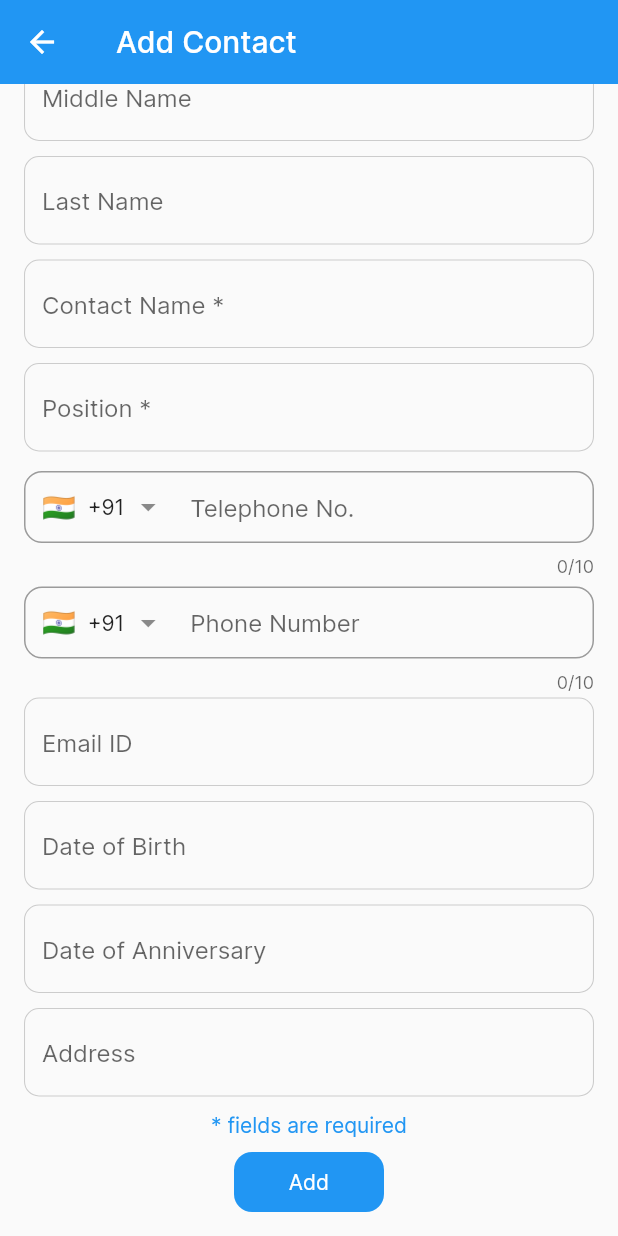
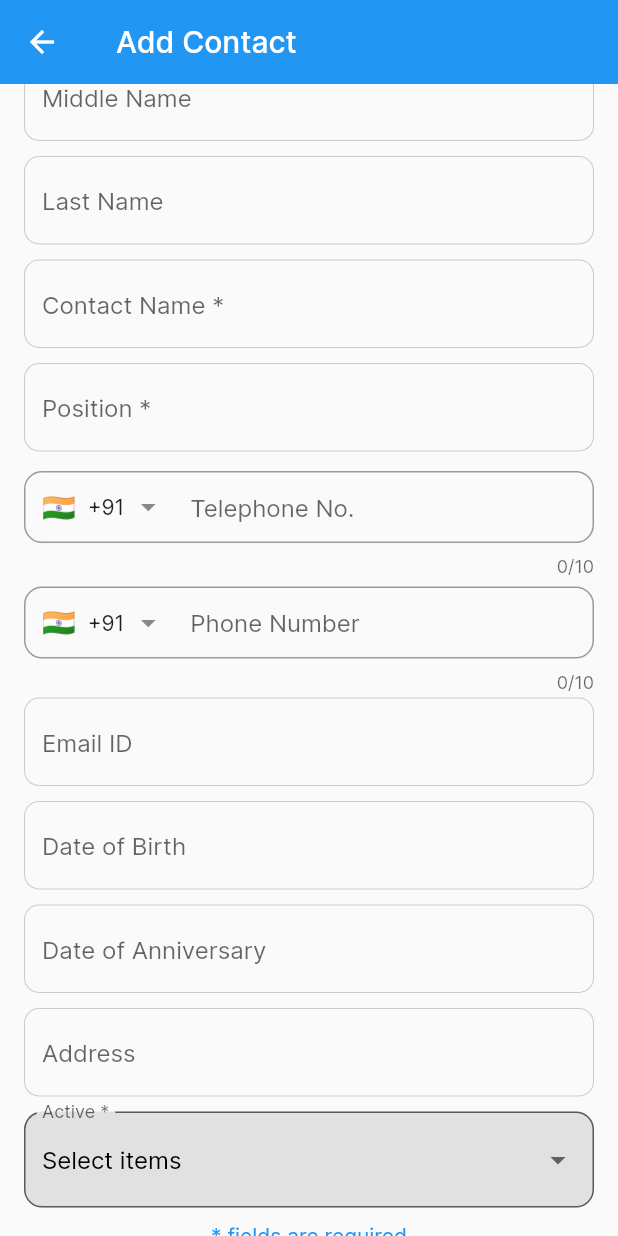
Before and after one commit to AyushSingh2000/approval_app_updated1, a Flutter app: the CustomerPage_2_1 screen opened directly, scrolled down 185 dp, on a phone screen of 412 x 824 dp. Run offline on Flutter 3.47's test engine with Material 2 defaults, Android fonts, the phone set to English and light mode, and no system bars; drawn by our look-alikes of intl_phone_field; our stand-ins replace dartz, freezed_annotation, get, quickalert; missing offline and left inert: country_state_picker, dropdown_plus; network calls fail.

Commit message:
some changes

```diff
--- a/lib/feature/Nav.dart
+++ b/lib/feature/Nav.dart
@@ -117,7 +117,7 @@ class _NavScreenState extends State<NavScreen> {
                       case 2:
                         return Customer_add();
                       case 3:
-                        return const SupplierPage();
+                        return const Supplier_Add();
                       default:
                         return const Center(child: Text("Work in Progress"));
                     }
--- a/lib/feature/customer/controller/customer_controller.dart
+++ b/lib/feature/customer/controller/customer_controller.dart
@@ -234,6 +234,8 @@ class CustomerController extends GetxController {
         ContactEmployees: contactemployee,
       );
 
+      print(contactemployee..toJson());
+
       // BP_PostModel_test bp_postModel = BP_PostModel_test(
       //   Series: "75",
       //   CardName: "ABC CHEMICAL EXPORTS PVT LTD",
--- a/lib/feature/customer/presentation/pages/customer_add_con.dart
+++ b/lib/feature/customer/presentation/pages/customer_add_con.dart
@@ -45,7 +45,7 @@ class _CustomerPage_2_1State extends State<CustomerPage_2_1> {
         E_Mail: con_Email_Id.value,
         DateOfBirth: con_Date_of_Birth.value,
         Active: con_Active.value);
-
+    print(newcontact);
     cust_Ctrl.contactemployee.add(newcontact);
   }
   // void addcontact() {
@@ -67,7 +67,7 @@ class _CustomerPage_2_1State extends State<CustomerPage_2_1> {
   //   cust_Ctrl.contactemployee.add(newcontact);
   // }
 
-  List<String> list3 = ['yes', 'no'];
+  List<String> list3 = ['tYES', 'tNO'];
   @override
   Widget build(BuildContext context) {
     return Scaffold(
@@ -204,31 +204,31 @@ class _CustomerPage_2_1State extends State<CustomerPage_2_1> {
               const SizedBox(
                 height: 10,
               ),
-              // DropdownButtonFormField<String>(
-              //   hint: Text(
-              //     'Select items',
-              //     style: TextStyle(color: Colors.black),
-              //   ),
-              //   decoration: InputDecoration(
-              //     filled: true, //<-- SEE HERE
-              //     fillColor: const Color.fromARGB(255, 225, 225, 225),
-              //     labelText: 'Active *',
-              //     border: OutlineInputBorder(
-              //         borderRadius: BorderRadius.circular(12)),
-              //   ),
-              //   onChanged: (newValue) {
-              //     con_Active.value = newValue!;
-              //   },
-              //   items: list3.map((String value) {
-              //     return DropdownMenuItem<String>(
-              //       value: value,
-              //       child: Text(value),
-              //     );
-              //   }).toList(),
-              // ),
-              // const SizedBox(
-              //   height: 10,
-              // ),
+              DropdownButtonFormField<String>(
+                hint: Text(
+                  'Select items',
+                  style: TextStyle(color: Colors.black),
+                ),
+                decoration: InputDecoration(
+                  filled: true, //<-- SEE HERE
+                  fillColor: const Color.fromARGB(255, 225, 225, 225),
+                  labelText: 'Active *',
+                  border: OutlineInputBorder(
+                      borderRadius: BorderRadius.circular(12)),
+                ),
+                onChanged: (newValue) {
+                  con_Active.value = newValue!;
+                },
+                items: list3.map((String value) {
+                  return DropdownMenuItem<String>(
+                    value: value,
+                    child: Text(value),
+                  );
+                }).toList(),
+              ),
+              const SizedBox(
+                height: 10,
+              ),
               const Text(
                 '* fields are required',
                 style: TextStyle(color: Colors.blue),
--- a/lib/feature/customer/presentation/pages/customer_edit_con.dart
+++ b/lib/feature/customer/presentation/pages/customer_edit_con.dart
@@ -17,7 +17,7 @@ class CustomerEditPage extends StatefulWidget {
 }
 
 class _CustomerEditPageState extends State<CustomerEditPage> {
-  List<String> list3 = ['yes', 'no'];
+  List<String> list3 = ['tYES', 'tNO'];
 
   @override
   Widget build(BuildContext context) {
--- a/lib/feature/items/presentation/pages/items_add4.dart
+++ b/lib/feature/items/presentation/pages/items_add4.dart
@@ -6,6 +6,7 @@ import 'package:get/get_core/src/get_main.dart';
 import 'package:new_app/ui/Buttons/buttonBS.dart';
 import 'package:new_app/ui/TextField/customTextField.dart';
 
+import '../../../approved_item/controller/approved_item_controller.dart';
 import '../../controller/items_controller.dart';
 
 class Items4 extends StatefulWidget {
@@ -17,6 +18,8 @@ class Items4 extends StatefulWidget {
 
 class _Items4State extends State<Items4> {
   int count = 0;
+  ApprovedItemController ac =
+      Get.put<ApprovedItemController>(ApprovedItemController());
   InputDecoration buildTextFieldDecoration(String labelText,
       {bool hasDropdown = false}) {
     return InputDecoration(
@@ -188,6 +191,7 @@ class _Items4State extends State<Items4> {
                                   Navigator.popUntil(context, (route) {
                                     return count++ == 3;
                                   });
+                                  ac.getApprovalStatusData();
                                 } else {
                                   if (itemsController.Item_Name_alt.value ==
                                       '') {
--- a/lib/ui/widgets/bottom_nav_BP.dart
+++ b/lib/ui/widgets/bottom_nav_BP.dart
@@ -50,7 +50,7 @@ Widget BottomNavBP(int currentIndex) {
           case 2:
             Get.to(Customer_add());
           case 3:
-            Get.to(SupplierPage());
+            Get.to(Supplier_Add());
         }
       },
     ),
```
Also changed, not shown: lib/feature/supplier/presentation/pages/supplier.dart (+6 -5 lines).
